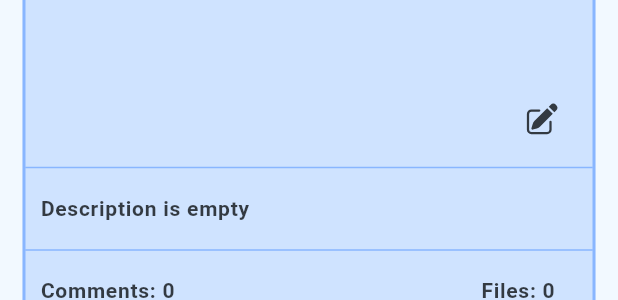
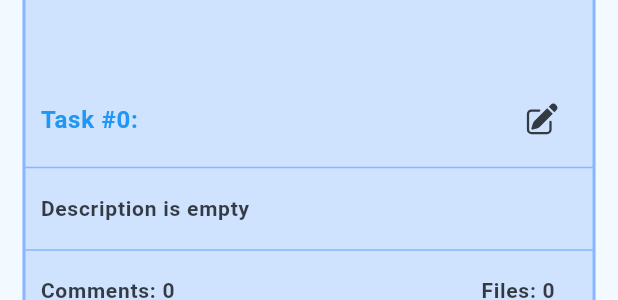
Before and after one commit to vladuhalys/flutter_task_manager, a Flutter app: the TaskCard widget shown alone on an empty page, opened directly with empty values, on a phone screen of 412 x 824 dp. Shown: the part 368-668 px from the top of the screen. Run offline on Flutter 3.47's test engine with Material 3 defaults, Android fonts, the phone set to English and light mode, and no system bars; our stand-ins replace calendar_date_picker2, equatable, file_picker, flutter_dotenv, flutter_spinkit, get and 8 more; missing offline and left inert: gradient_coloured_buttons, model_viewer_plus; accounts and stored records are empty.

Commit message:
Made base improvements

```diff
--- a/lib/core/localization/english/eng.dart
+++ b/lib/core/localization/english/eng.dart
@@ -65,6 +65,7 @@ abstract class English {
     'table_name': 'Table Name',
     'no_table': 'No table',
     'edit_project': 'Edit Project',
+    'task': 'Task',
     'create_task': 'Create Task',
     'task_name': 'Task Name',
     'no_task': 'No task',
@@ -77,6 +78,8 @@ abstract class English {
     'assigned_user': 'Assigned User',
     'description': 'Description',
     'comments': 'Comments',
+    'no_comments': 'No comments',
+    'add_comment': 'Add comment',
     'files': 'Files',
     'loading': 'Loading',
     'something_went_wrong':
--- a/lib/core/localization/keys.dart
+++ b/lib/core/localization/keys.dart
@@ -79,6 +79,8 @@ abstract class LangKeys {
   static const String description = 'description';
   static const String assignedUser = 'assigned_user';
   static const String comments = 'comments';
+  static const String noComments = 'no_comments';
+  static const String addComment = 'add_comment';
   static const String files = 'files';
   static const String loading = 'loading';
   static const String uploadedFiles = 'uploaded_files';
--- a/lib/core/localization/ukrainian/ukr.dart
+++ b/lib/core/localization/ukrainian/ukr.dart
@@ -73,6 +73,7 @@ abstract class Ukrainian {
     'task_name': 'Назва завдання',
     'create_task': 'Створити завдання',
     'no_task': 'Немає завдання',
+    'task': 'Завдання',
     'edit_task': 'Редагувати завдання',
     'start_date': 'Початкова дата',
     'end_date': 'Кінцева дата',
@@ -82,6 +83,8 @@ abstract class Ukrainian {
     'tag': 'Тег',
     'assigned_user': 'Призначений користувач',
     'comments': 'Коментарі',
+    'no_comments': 'Немає коментарів',
+    'add_comment': 'Додати коментар',
     'files': 'Файли',
     'loading': 'Завантаження',
     'something_went_wrong':
--- a/lib/feature/models/task.dart
+++ b/lib/feature/models/task.dart
@@ -6,8 +6,8 @@ class Task extends Equatable {
   final String description;
   final DateTime startDate;
   final DateTime endDate;
-  final List<String> comments;
-  final List<String> files;
+  final List<dynamic> comments;
+  final List<dynamic> files;
   final int tableId;
 
   const Task(
--- a/lib/feature/views/screens/project/widgets/table.dart
+++ b/lib/feature/views/screens/project/widgets/table.dart
@@ -55,13 +55,13 @@ class TableWidget extends StatelessWidget {
               TextButton.icon(
                   onPressed: () {
                     Get.find<TaskController>().selectedTableId.value = table.id;
-                     Get.find<TaskController>().isEdit.value = false;
+                    Get.find<TaskController>().isEdit.value = false;
                     Scaffold.of(context).openEndDrawer();
                   },
                   label: Text(LangKeys.createTask.tr,
                       style: context.theme.textTheme.labelMedium!
                           .copyWith(fontSize: 16.0)),
-                  icon: Icon(HeroIcons.plus_circle,
+                  icon: Icon(HeroIcons.plus_small,
                       size: 20.0, color: context.textTheme.labelMedium!.color)),
               if (tasks.isNotEmpty)
                 Expanded(
--- a/lib/feature/views/screens/project/widgets/task_card.dart
+++ b/lib/feature/views/screens/project/widgets/task_card.dart
@@ -36,11 +36,14 @@ class TaskCard extends StatelessWidget {
               mainAxisAlignment: MainAxisAlignment.spaceBetween,
               crossAxisAlignment: CrossAxisAlignment.center,
               children: [
-                Text(
-                  task.taskName,
-                  style: context.theme.textTheme.labelMedium!.copyWith(
-                    color: Theme.of(context).iconTheme.color,
-                    fontSize: 16,
+                Flexible(
+                  child: Text(
+                    '${LangKeys.task.tr} #${task.id}: ${task.taskName}',
+                    style: context.theme.textTheme.labelMedium!.copyWith(
+                      color: Colors.blue,
+                      fontSize: 16,
+                      fontWeight: FontWeight.bold,
+                    ),
                   ),
                 ),
                 IconButton(
@@ -49,10 +52,14 @@ class TaskCard extends StatelessWidget {
                     color: Theme.of(context).iconTheme.color,
                   ),
                   onPressed: () {
+                    Get.find<TaskController>().taskName.value = task.taskName;
+                    Get.find<TaskController>().description.value = task.description;
                     Get.find<TaskController>().selectedTask.value = task;
                     Get.find<TaskController>().isEdit.value = true;
+                    Get.find<TaskController>().isTaskValid.value = true;
                     Get.find<TaskController>().selectedTableId.value = task.tableId;
                     Get.find<SupabaseController>().selectedDate.value = [task.startDate, task.endDate];
+                    Get.find<SupabaseController>().comments.value = task.comments;
                     Scaffold.of(context).openEndDrawer();
                   },
                 ),
```
Also changed, not shown: lib/feature/controllers/supabase/supabase_controller.dart (+23 -2 lines), lib/feature/views/screens/project/widgets/task_drawer.dart (+116 -38 lines).
